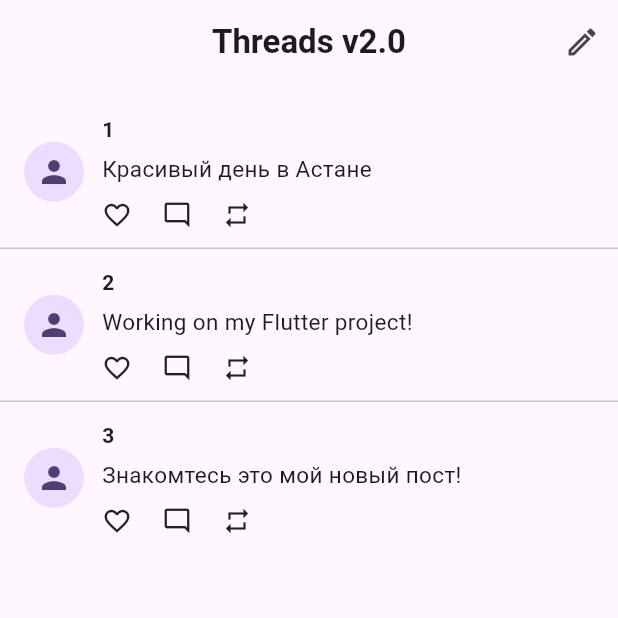
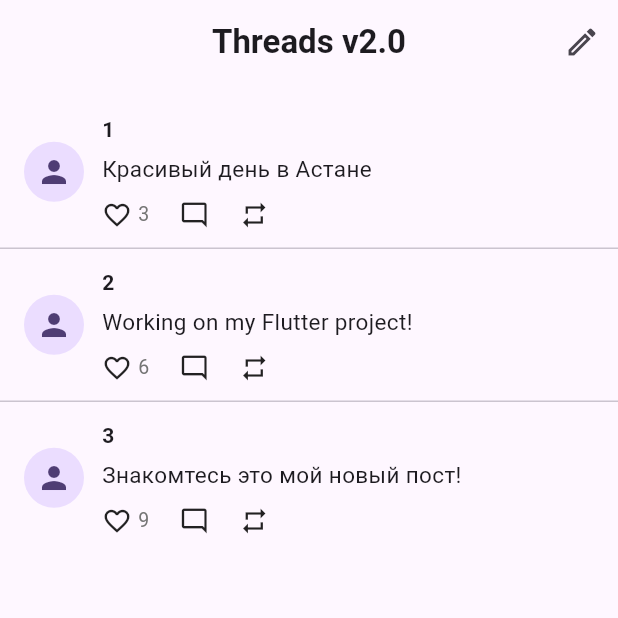
Before and after one commit to meir111986/castle_threads_clone, a Flutter app: the screen it shows after launch, on a phone screen of 412 x 824 dp, the top half of it. Run offline on Flutter 3.47's test engine with Material 3 defaults, Android fonts, the phone set to English and light mode, and no system bars; our stand-ins replace flutter_bloc, freezed_annotation, hive_ce, hive_ce_flutter; accounts and stored records are empty.

Commit message:
Реализовали Лайков Likes

```diff
--- a/lib/data/datasources/local_post_data_source.dart
+++ b/lib/data/datasources/local_post_data_source.dart
@@ -18,6 +18,11 @@ class LocalPostDataSource {
     await box.put(post.id, post);
   }
 
+  Future<void> updatePost(PostModel post) async {
+    final box = await _box;
+    await box.put(post.id, post);
+  }
+
   Future<void> clear() async {
     final box = await _box;
     await box.clear();
--- a/lib/data/models/post_model.dart
+++ b/lib/data/models/post_model.dart
@@ -16,6 +16,7 @@ abstract class PostModel with _$PostModel {
     @HiveField(2) required String authorId,
     @HiveField(3) required String createdAt,
     @HiveField(4) required int likes,
+    @HiveField(5) @Default(false) bool isLiked,
   }) = _PostModel;
 
   factory PostModel.fromJson(Map<String, dynamic> json) =>
@@ -28,6 +29,7 @@ abstract class PostModel with _$PostModel {
       authorId: post.authorId,
       createdAt: post.createdAt,
       likes: post.likes,
+      isLiked: post.isLiked,
     );
   }
 
@@ -38,6 +40,7 @@ abstract class PostModel with _$PostModel {
       authorId: authorId,
       createdAt: createdAt,
       likes: likes,
+      isLiked: isLiked,
     );
   }
 }
--- a/lib/domain/repositories/post_repository.dart
+++ b/lib/domain/repositories/post_repository.dart
@@ -2,6 +2,6 @@ import 'package:threads_clone/domain/entities/post.dart';
 
 abstract class PostRepository {
   Future<List<Post>> getFeed();
-
   Future<void> createPost(Post post);
+  Future<void> likePost(String postId);
 }
--- a/lib/main.dart
+++ b/lib/main.dart
@@ -71,11 +71,11 @@ class MyApp extends StatelessWidget {
 
   @override
   Widget build(BuildContext context) {
-    final localDataSource = LocalPostDataSource();
-    final repository = PostRepositoryImpl(localDataSource);
+    final local = LocalPostDataSource();
+    final repository = PostRepositoryImpl(local);
 
     return BlocProvider(
-      create: (context) => FeedCubit(repository)..loadFeed(),
+      create: (_) => FeedCubit(repository)..loadFeed(),
       child: MaterialApp(
         title: 'Threads Clone',
         theme: ThemeData(
--- a/lib/presentation/screens/feed_screen.dart
+++ b/lib/presentation/screens/feed_screen.dart
@@ -58,18 +58,25 @@ class FeedScreen extends StatelessWidget {
         ],
       ),
 
-      body: BlocBuilder<FeedCubit, FeedState>(
+      body: BlocConsumer<FeedCubit, FeedState>(
+        listener: ((context, state) {}),
         builder: (context, state) {
-          final posts = state.posts;
+          if (state.posts.isEmpty) {
+            return Text('Список пуст');
+          }
+
+          if (state.status == FeedStatus.loading) {
+            return Center(child: CircularProgressIndicator());
+          }
 
           return ListView.separated(
             padding: const EdgeInsets.symmetric(vertical: 8),
-            itemCount: posts.length,
             itemBuilder: (context, index) {
-              final post = posts[index];
+              final post = state.posts[index];
               return PostCard(post: post);
             },
             separatorBuilder: (_, _) => const Divider(height: 1),
+            itemCount: state.posts.length,
           );
         },
       ),
--- /dev/null
+++ b/lib/presentation/widgets/like_button.dart
@@ -0,0 +1,67 @@
+import 'package:flutter/material.dart';
+import 'package:flutter_bloc/flutter_bloc.dart';
+import 'package:threads_clone/domain/entities/post.dart';
+import 'package:threads_clone/presentation/bloc/feed_cubit.dart';
+
+class LikeButton extends StatefulWidget {
+  const LikeButton({super.key, required this.post});
+
+  final Post post;
+
+  @override
+  State<LikeButton> createState() => _LikeButtonState();
+}
+
+class _LikeButtonState extends State<LikeButton>
+    with SingleTickerProviderStateMixin {
+  late AnimationController _controller;
+  late Animation<double> _scale;
+
+  @override
+  void initState() {
+    super.initState();
+    _controller = AnimationController(
+      vsync: this,
+      duration: Duration(milliseconds: 150),
+    );
+    _scale = Tween<double>(
+      begin: 1.0,
+      end: 1.4,
+    ).animate(CurvedAnimation(parent: _controller, curve: Curves.easeOut));
+  }
+
+  @override
+  void dispose() {
+    _controller.dispose();
+    super.dispose();
+  }
+
+  @override
+  Widget build(BuildContext context) {
+    return GestureDetector(
+      onTap: () async {
+        await _controller.forward();
+        await _controller.reverse();
+        context.read<FeedCubit>().likePost(widget.post.id);
+      },
+      child: Row(
+        children: [
+          ScaleTransition(
+            scale: _scale,
+            child: Icon(
+              widget.post.isLiked ? Icons.favorite : Icons.favorite_border,
+              size: 20,
+              color: widget.post.isLiked ? Colors.red : null,
+            ),
+          ),
+          SizedBox(width: 4),
+          if (widget.post.likes > 0)
+            Text(
+              widget.post.likes.toString(),
+              style: TextStyle(fontSize: 13, color: Colors.grey.shade600),
+            ),
+        ],
+      ),
+    );
+  }
+}
--- a/lib/presentation/widgets/post_card.dart
+++ b/lib/presentation/widgets/post_card.dart
@@ -1,5 +1,6 @@
 import 'package:flutter/material.dart';
 import 'package:threads_clone/domain/entities/post.dart';
+import 'package:threads_clone/presentation/widgets/like_button.dart';
 
 class PostCard extends StatelessWidget {
   const PostCard({super.key, required this.post});
@@ -28,7 +29,8 @@ class PostCard extends StatelessWidget {
 
                 Row(
                   children: [
-                    Icon(Icons.favorite_border, size: 20),
+                    // Icon(Icons.favorite_border, size: 20),
+                    LikeButton(post: post),
                     const SizedBox(width: 20),
                     Icon(Icons.mode_comment_outlined, size: 20),
                     const SizedBox(width: 20),
```
Also changed, not shown: lib/data/repositories/post_repository_impl.dart (+13 -7 lines), lib/domain/entities/post.dart (+13 -0 lines), lib/presentation/bloc/feed_cubit.dart (+18 -0 lines), lib/presentation/screens/create_post_screen.dart (+20 -6 lines), lib/data/models/post_model.freezed.dart, lib/data/models/post_model.g.dart.
